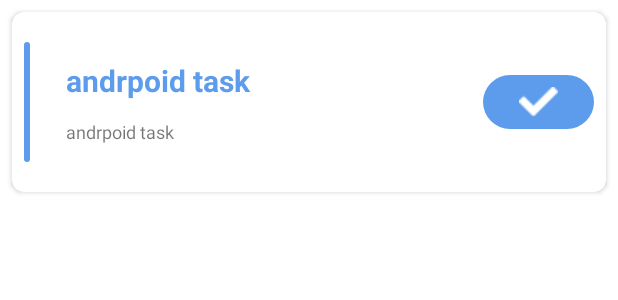
After one commit to AhmedReda103/todo, an Android app: the layout item_todo.xml on its own in the app's theme, with its tools: preview values and no code run, on a phone screen of 412 x 824 dp. The commit adds this screen. Shown: the top 300 px of the screen. Run offline under Robolectric (Android 15) with nearby library versions, the phone set to English and light mode, and no system bars.

Commit message:
second stage make recycler view add calender view version 3

```diff
--- a/app/build.gradle
+++ b/app/build.gradle
@@ -34,7 +34,7 @@ android {
 
 dependencies {
 
-    implementation 'com.github.prolificinteractive:material-calendarview:${version}'
+    implementation 'com.github.prolificinteractive:material-calendarview:2.0.0'
     implementation 'androidx.core:core-ktx:1.7.0'
     implementation 'androidx.appcompat:appcompat:1.4.0'
     implementation 'com.google.android.material:material:1.4.0'
--- a/app/src/main/java/com/example/todo/database/MyDataBase.kt
+++ b/app/src/main/java/com/example/todo/database/MyDataBase.kt
@@ -7,7 +7,7 @@ import com.example.todo.database.dao.TodoDao
 import com.example.todo.database.model.Todo
 
 
-@Database(entities = [Todo::class], version = 2, exportSchema = false)
+@Database(entities = [Todo::class], version = 3, exportSchema = false)
 @TypeConverters(DateConverter::class)
 abstract class MyDataBase : RoomDatabase() {
 
--- a/app/src/main/java/com/example/todo/database/model/Todo.kt
+++ b/app/src/main/java/com/example/todo/database/model/Todo.kt
@@ -10,14 +10,15 @@ import java.util.*
 @Entity
 data class Todo(
     @ColumnInfo
-    @PrimaryKey  //by default make
-    val id: Int = 0,
+    @PrimaryKey(autoGenerate = true) //by default make
+    val id: Int? = null,
     @ColumnInfo
     val name: String? = null,
     @ColumnInfo
     val description: String? = null,
     @ColumnInfo
     val date: Date? = null,
+
     @ColumnInfo
     val isDone: Boolean? = false
 )
--- /dev/null
+++ b/app/src/main/res/drawable/rounded_primary.xml
@@ -0,0 +1,7 @@
+<?xml version="1.0" encoding="utf-8"?>
+<shape xmlns:android="http://schemas.android.com/apk/res/android"
+    android:shape="rectangle">
+    <corners android:radius="18dp" />
+    <solid android:color="@color/blue" />
+
+</shape>
--- /dev/null
+++ b/app/src/main/res/layout/item_todo.xml
@@ -0,0 +1,74 @@
+<?xml version="1.0" encoding="utf-8"?>
+<androidx.cardview.widget.CardView xmlns:android="http://schemas.android.com/apk/res/android"
+    xmlns:app="http://schemas.android.com/apk/res-auto"
+    xmlns:tools="http://schemas.android.com/tools"
+    android:layout_width="match_parent"
+    android:layout_height="wrap_content"
+    android:layout_margin="8dp"
+    android:elevation="8dp"
+    app:cardCornerRadius="8dp"
+    app:contentPadding="8dp">
+
+    <androidx.constraintlayout.widget.ConstraintLayout
+        android:layout_width="match_parent"
+        android:layout_height="wrap_content">
+
+        <View
+            android:id="@+id/line"
+            android:layout_width="4dp"
+            android:layout_height="80dp"
+            android:layout_marginVertical="12dp"
+            android:background="@drawable/rounded_primary"
+            app:layout_constraintBottom_toBottomOf="parent"
+            app:layout_constraintStart_toStartOf="parent"
+            app:layout_constraintTop_toTopOf="parent" />
+
+        <ImageView
+            android:id="@+id/mark_as_done"
+            android:layout_width="wrap_content"
+            android:layout_height="wrap_content"
+            android:background="@drawable/rounded_primary"
+            android:paddingHorizontal="24dp"
+            android:paddingVertical="8dp"
+            android:src="@drawable/icon_check"
+            app:layout_constraintBottom_toBottomOf="parent"
+            app:layout_constraintEnd_toEndOf="parent"
+            app:layout_constraintTop_toTopOf="parent" />
+
+        <TextView
+            android:id="@+id/title"
+            android:layout_width="0dp"
+            android:layout_height="wrap_content"
+            android:layout_marginHorizontal="24dp"
+            android:textColor="@color/blue"
+            android:textSize="20sp"
+            android:textStyle="bold"
+            app:layout_constraintBottom_toTopOf="@+id/description"
+            app:layout_constraintEnd_toStartOf="@+id/mark_as_done"
+            app:layout_constraintHorizontal_bias="0.5"
+            app:layout_constraintStart_toEndOf="@+id/line"
+            app:layout_constraintTop_toTopOf="parent"
+            app:layout_constraintVertical_chainStyle="packed"
+            tools:text="andrpoid task" />
+
+        <TextView
+            android:id="@+id/description"
+            android:layout_width="0dp"
+            android:layout_height="wrap_content"
+            android:layout_marginHorizontal="24dp"
+            android:layout_marginTop="12dp"
+            android:ellipsize="end"
+            android:maxLines="1"
+            android:textSize="12sp"
+            app:layout_constraintBottom_toBottomOf="parent"
+            app:layout_constraintEnd_toStartOf="@+id/mark_as_done"
+            app:layout_constraintHorizontal_bias="0.5"
+            app:layout_constraintStart_toEndOf="@+id/line"
+            app:layout_constraintTop_toBottomOf="@+id/title"
+            tools:text="andrpoid task" />
+
+
+    </androidx.constraintlayout.widget.ConstraintLayout>
+
+
+</androidx.cardview.widget.CardView>
--- a/build.gradle
+++ b/build.gradle
@@ -3,6 +3,7 @@ buildscript {
     repositories {
         google()
         mavenCentral()
+
     }
     dependencies {
         classpath "com.android.tools.build:gradle:7.0.4"
--- a/settings.gradle
+++ b/settings.gradle
@@ -3,6 +3,7 @@ dependencyResolutionManagement {
     repositories {
         google()
         mavenCentral()
+        maven { url 'https://jitpack.io' }
         jcenter() // Warning: this repository is going to shut down soon
     }
 }
```
Also changed, not shown: app/src/main/java/com/example/todo/TodoListFragment.kt (+21 -0 lines), app/src/main/java/com/example/todo/TodosRecyclerAdapter.kt (added, +39 -0 lines), app/src/main/res/layout/list_fragment.xml (+22 -0 lines).
